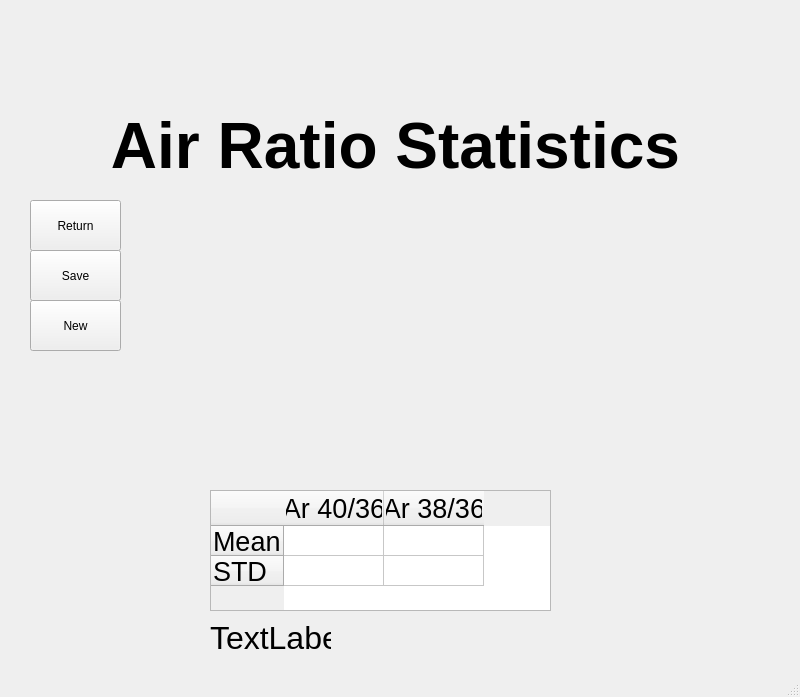
The window that UI/AirRatioStatistics.ui (AndrewLiu0725/pyADR) describes before a commit, drawn with Qt 5.
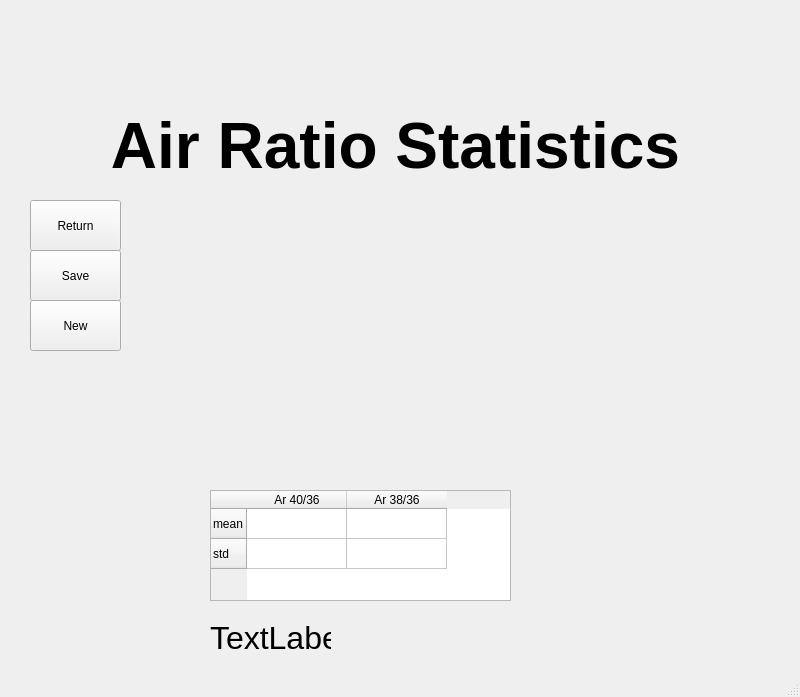
The same window after the commit.

```diff
--- a/UI/AirRatioStatistics.ui
+++ b/UI/AirRatioStatistics.ui
@@ -27,90 +27,6 @@
      <string>&lt;html&gt;&lt;head/&gt;&lt;body&gt;&lt;p align=&quot;center&quot;&gt;&lt;span style=&quot; font-size:48pt; font-weight:600;&quot;&gt;Air Ratio Statistics&lt;/span&gt;&lt;/p&gt;&lt;/body&gt;&lt;/html&gt;</string>
     </property>
    </widget>
-   <widget class="QTableWidget" name="RatioTable">
-    <property name="geometry">
-     <rect>
-      <x>210</x>
-      <y>490</y>
-      <width>341</width>
-      <height>121</height>
-     </rect>
-    </property>
-    <row>
-     <property name="text">
-      <string>Mean</string>
-     </property>
-     <property name="font">
-      <font>
-       <pointsize>20</pointsize>
-      </font>
-     </property>
-    </row>
-    <row>
-     <property name="text">
-      <string>STD</string>
-     </property>
-     <property name="font">
-      <font>
-       <pointsize>20</pointsize>
-      </font>
-     </property>
-    </row>
-    <column>
-     <property name="text">
-      <string>Ar 40/36</string>
-     </property>
-     <property name="font">
-      <font>
-       <pointsize>20</pointsize>
-      </font>
-     </property>
-    </column>
-    <column>
-     <property name="text">
-      <string>Ar 38/36</string>
-     </property>
-     <property name="font">
-      <font>
-       <pointsize>20</pointsize>
-      </font>
-     </property>
-    </column>
-    <item row="0" column="0">
-     <property name="text">
-      <string/>
-     </property>
-     <property name="font">
-      <font>
-       <pointsize>20</pointsize>
-      </font>
-     </property>
-    </item>
-    <item row="0" column="1">
-     <property name="font">
-      <font>
-       <pointsize>20</pointsize>
-      </font>
-     </property>
-    </item>
-    <item row="1" column="0">
-     <property name="text">
-      <string/>
-     </property>
-     <property name="font">
-      <font>
-       <pointsize>20</pointsize>
-      </font>
-     </property>
-    </item>
-    <item row="1" column="1">
-     <property name="font">
-      <font>
-       <pointsize>20</pointsize>
-      </font>
-     </property>
-    </item>
-   </widget>
    <widget class="QLabel" name="numSelectedFiles">
     <property name="geometry">
      <rect>
@@ -163,6 +79,36 @@
      <string>New</string>
     </property>
    </widget>
+   <widget class="QTableWidget" name="RatioTable">
+    <property name="geometry">
+     <rect>
+      <x>210</x>
+      <y>490</y>
+      <width>301</width>
+      <height>111</height>
+     </rect>
+    </property>
+    <row>
+     <property name="text">
+      <string>mean</string>
+     </property>
+    </row>
+    <row>
+     <property name="text">
+      <string>std</string>
+     </property>
+    </row>
+    <column>
+     <property name="text">
+      <string>Ar 40/36</string>
+     </property>
+    </column>
+    <column>
+     <property name="text">
+      <string>Ar 38/36</string>
+     </property>
+    </column>
+   </widget>
   </widget>
   <widget class="QMenuBar" name="menubar">
    <property name="geometry">
```
